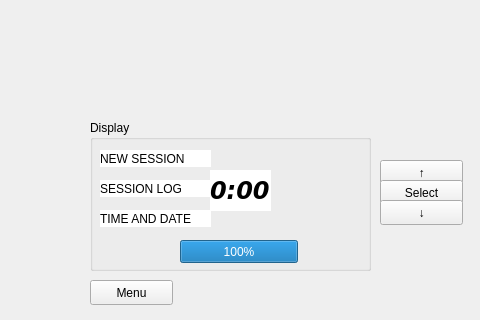
First picture: the form in mainwindow.ui, repository SaiPaladugu/neureset-comp3004, before the edit; both pictures show x 160 to 640 and y 0 to 320 of the 796 by 455 pixel window.
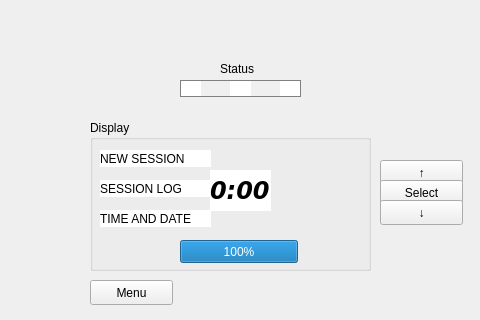
Second picture: the form after the edit.

```diff
--- a/mainwindow.ui
+++ b/mainwindow.ui
@@ -278,6 +278,83 @@
      <string>◻</string>
     </property>
    </widget>
+   <widget class="QLabel" name="light_1">
+    <property name="geometry">
+     <rect>
+      <x>340</x>
+      <y>80</y>
+      <width>21</width>
+      <height>17</height>
+     </rect>
+    </property>
+    <property name="styleSheet">
+     <string notr="true">background-color: white</string>
+    </property>
+    <property name="text">
+     <string/>
+    </property>
+   </widget>
+   <widget class="QLabel" name="light_2">
+    <property name="geometry">
+     <rect>
+      <x>390</x>
+      <y>80</y>
+      <width>21</width>
+      <height>17</height>
+     </rect>
+    </property>
+    <property name="styleSheet">
+     <string notr="true">background-color: white</string>
+    </property>
+    <property name="text">
+     <string/>
+    </property>
+   </widget>
+   <widget class="QLabel" name="light_3">
+    <property name="geometry">
+     <rect>
+      <x>440</x>
+      <y>80</y>
+      <width>21</width>
+      <height>17</height>
+     </rect>
+    </property>
+    <property name="styleSheet">
+     <string notr="true">background-color: white</string>
+    </property>
+    <property name="text">
+     <string/>
+    </property>
+   </widget>
+   <widget class="QLabel" name="light_border">
+    <property name="geometry">
+     <rect>
+      <x>340</x>
+      <y>80</y>
+      <width>121</width>
+      <height>17</height>
+     </rect>
+    </property>
+    <property name="styleSheet">
+     <string notr="true">border: 1px solid gray;background-color: transparent;</string>
+    </property>
+    <property name="text">
+     <string/>
+    </property>
+   </widget>
+   <widget class="QLabel" name="label">
+    <property name="geometry">
+     <rect>
+      <x>380</x>
+      <y>60</y>
+      <width>41</width>
+      <height>17</height>
+     </rect>
+    </property>
+    <property name="text">
+     <string>Status</string>
+    </property>
+   </widget>
   </widget>
  </widget>
  <resources/>
```
